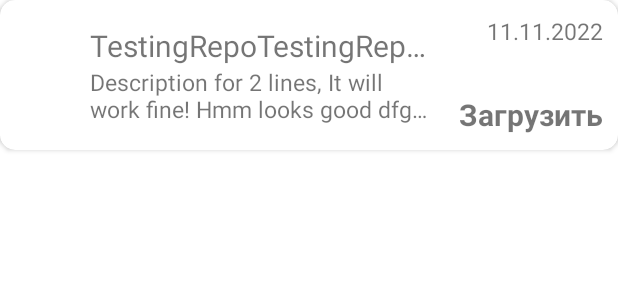
After one commit to cj3dreams/getGiter, an Android app: the layout item_repo.xml on its own in the app's theme, with its tools: preview values and no code run, on a phone screen of 412 x 824 dp. The commit adds this screen. Shown: the top 300 px of the screen. Run offline under Robolectric (Android 15) with nearby library versions, the phone set to English and light mode, and no system bars.

Commit message:
First MVP Version
-ResultViewModel is realized
-Fully working Retrofit request by search
-Adapter is ready and working
-Changed somethings in model
-First UseCase was made and works
-Another changes

```diff
--- a/app/src/main/java/com/cj3dreams/getgiter/App.kt
+++ b/app/src/main/java/com/cj3dreams/getgiter/App.kt
@@ -1,6 +1,7 @@
 package com.cj3dreams.getgiter
 
 import android.app.Application
+import com.cj3dreams.getgiter.di.dataSourceModule
 import com.cj3dreams.getgiter.di.networkModule
 import org.koin.android.ext.koin.androidContext
 import org.koin.android.ext.koin.androidLogger
@@ -13,7 +14,7 @@ class App: Application() {
         startKoin {
             androidLogger()
             androidContext(this@App)
-            modules(networkModule)
+            modules(networkModule, dataSourceModule)
         }
     }
 }
--- a/app/src/main/java/com/cj3dreams/getgiter/di/KoinImpl.kt
+++ b/app/src/main/java/com/cj3dreams/getgiter/di/KoinImpl.kt
@@ -7,9 +7,11 @@ import com.cj3dreams.getgiter.source.local.AppDb
 import com.cj3dreams.getgiter.source.remote.GithubApiRequest
 import com.cj3dreams.getgiter.source.remote.RemoteSourceImpl
 import com.cj3dreams.getgiter.utils.AppConstants.BASE_URL
+import com.cj3dreams.getgiter.vm.ResultViewModel
 import okhttp3.OkHttpClient
 import okhttp3.logging.HttpLoggingInterceptor
 import org.koin.android.ext.koin.androidApplication
+import org.koin.androidx.viewmodel.dsl.viewModel
 import org.koin.dsl.module
 import retrofit2.Retrofit
 import retrofit2.converter.gson.GsonConverterFactory
@@ -43,4 +45,8 @@ val dataSourceModule = module {
 
     single { provideDatabase(androidApplication()) }
     single {provideDataRepository(get())}
+
+    viewModel {
+        ResultViewModel(get())
+    }
 }
--- a/app/src/main/java/com/cj3dreams/getgiter/model/gitrepo/GitRepoItemModel.kt
+++ b/app/src/main/java/com/cj3dreams/getgiter/model/gitrepo/GitRepoItemModel.kt
@@ -1,6 +1,7 @@
 package com.cj3dreams.getgiter.model.gitrepo
 
 data class GitRepoItemModel(
+    val name: String,
     val full_name: String,
     val owner: Owner,
     val html_url: String,
--- a/app/src/main/java/com/cj3dreams/getgiter/model/gitrepo/Owner.kt
+++ b/app/src/main/java/com/cj3dreams/getgiter/model/gitrepo/Owner.kt
@@ -3,7 +3,4 @@ package com.cj3dreams.getgiter.model.gitrepo
 data class Owner(
     val avatar_url: String,
     val html_url: String,
-    val id: Int,
-    val login: String,
-    val url: String
 )
--- /dev/null
+++ b/app/src/main/res/layout/item_repo.xml
@@ -0,0 +1,89 @@
+<?xml version="1.0" encoding="utf-8"?>
+<androidx.cardview.widget.CardView xmlns:android="http://schemas.android.com/apk/res/android"
+    xmlns:tools="http://schemas.android.com/tools"
+    xmlns:app="http://schemas.android.com/apk/res-auto"
+    xmlns:card_view="http://schemas.android.com/tools"
+    android:layout_width="match_parent"
+    android:layout_height="100dp"
+    android:clickable="true"
+    android:elevation="20dp"
+    android:focusable="true"
+    android:foreground="?android:selectableItemBackground"
+    app:cardCornerRadius="10dp"
+    app:cardPreventCornerOverlap="true"
+    card_view:cardElevation="10"
+    android:id="@+id/itemRepoCardView"
+    >
+
+    <RelativeLayout
+        android:layout_width="match_parent"
+        android:layout_height="match_parent"
+        android:layout_gravity="center"
+        android:layout_margin="10dp">
+
+        <RelativeLayout
+            android:layout_width="wrap_content"
+            android:layout_height="wrap_content"
+            android:layout_centerVertical="true">
+
+
+            <ImageView
+                android:id="@+id/itemRepoLogoImgView"
+                android:layout_width="50dp"
+                android:layout_height="50dp"
+                android:layout_centerVertical="true"
+                android:scaleType="centerInside" />
+
+            <TextView
+                android:id="@+id/itemRepoNameTx"
+                android:layout_width="230dp"
+                android:layout_height="wrap_content"
+                android:layout_toEndOf="@+id/itemRepoLogoImgView"
+                android:ellipsize="end"
+                android:maxLength="25"
+                android:maxLines="1"
+                android:textSize="20sp"
+                tools:text="TestingRepoTestingRepoTestingRepo" />
+
+            <TextView
+                android:id="@+id/itemRepoDescTx"
+                android:layout_width="230dp"
+                android:layout_height="wrap_content"
+                android:layout_below="@+id/itemRepoNameTx"
+                android:layout_toEndOf="@+id/itemRepoLogoImgView"
+                android:ellipsize="end"
+                android:maxLines="2"
+                android:textSize="15sp"
+                tools:text="Description for 2 lines, It will work fine! Hmm looks good dfgdfgdfgdfgdfgdfgd" />
+
+
+        </RelativeLayout>
+
+
+        <TextView
+            android:id="@+id/itemRepoCreatedAtTx"
+            android:layout_width="wrap_content"
+            android:layout_height="wrap_content"
+            android:layout_alignParentTop="true"
+            android:layout_alignParentEnd="true"
+            android:ellipsize="end"
+            android:maxLines="1"
+            android:textSize="15sp"
+            tools:text="11.11.2022" />
+
+        <TextView
+            android:id="@+id/itemRepoDownloadTx"
+            android:layout_width="wrap_content"
+            android:layout_height="wrap_content"
+            android:layout_alignParentEnd="true"
+            android:layout_alignParentBottom="true"
+            android:clickable="true"
+            android:focusable="true"
+            android:foreground="?android:selectableItemBackground"
+            android:text="Загрузить"
+            android:textSize="20sp"
+            android:textStyle="bold" />
+
+
+    </RelativeLayout>
+</androidx.cardview.widget.CardView>
```
Also changed, not shown: app/src/main/java/com/cj3dreams/getgiter/MainActivity.kt (+13 -1 lines), app/src/main/java/com/cj3dreams/getgiter/usecase/GetRepoByUsernameUseCase.kt (added, +7 -0 lines), app/src/main/java/com/cj3dreams/getgiter/view/adapter/ResultAdapter.kt (added, +60 -0 lines), app/src/main/java/com/cj3dreams/getgiter/view/ui/ResultFragment.kt (+29 -2 lines), app/src/main/java/com/cj3dreams/getgiter/vm/ResultViewModel.kt (added, +27 -0 lines), app/src/main/res/layout/fragment_result.xml (+4 -5 lines).
